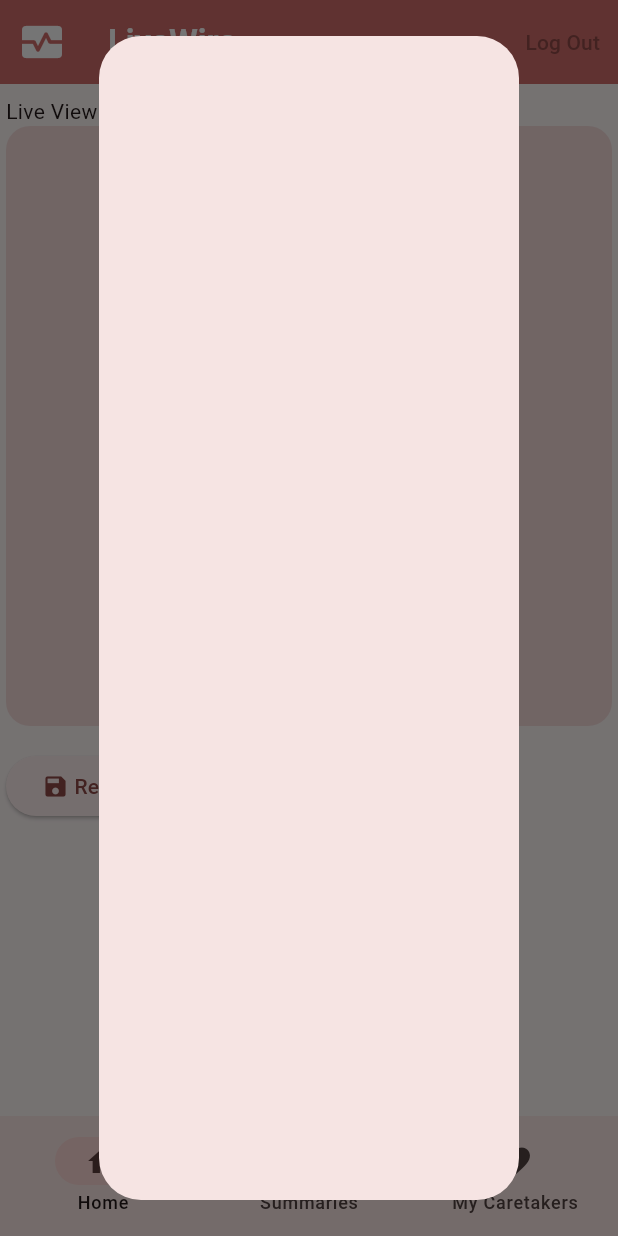
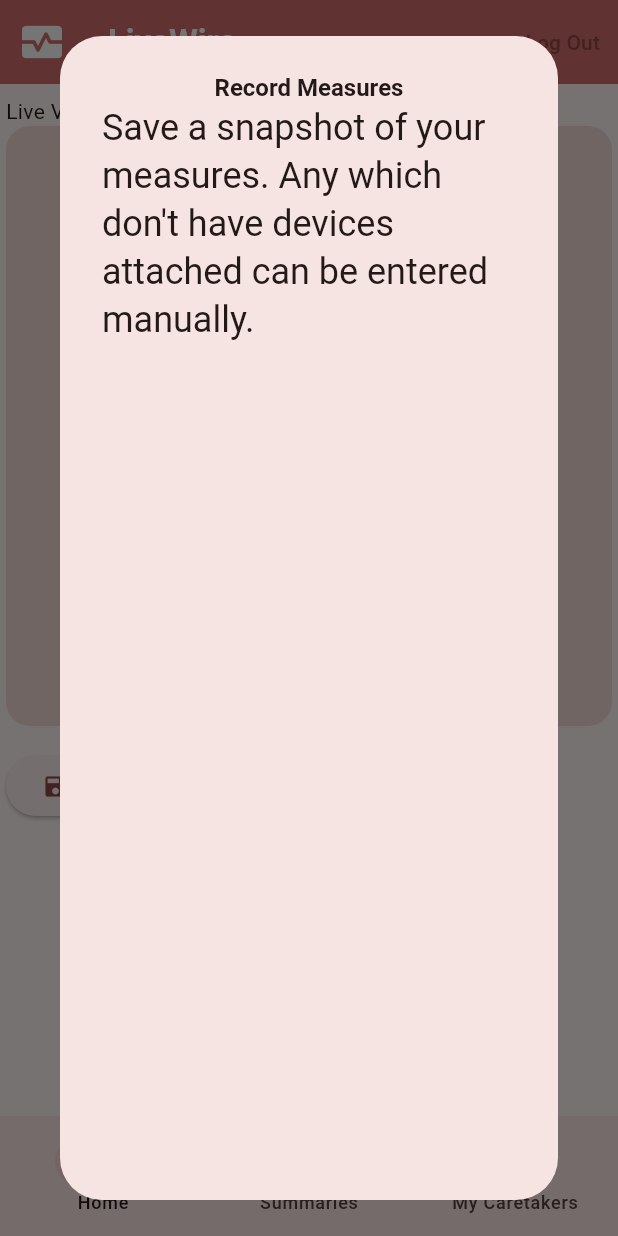
Before and after one commit to tycebrown/tiger-hacks-2026-tyce-brown, a Flutter app: the PersonalMainView screen opened directly, after a tap on "Record Measures", on a phone screen of 412 x 824 dp. Run offline on Flutter 3.47's test engine with Material 3 defaults, Android fonts, the phone set to English and light mode, and no system bars; our stand-ins replace fl_chart; accounts and stored records are empty.

Commit message:
finishing views, adding in start of live source/streaming code

```diff
--- a/tiger_hacks_frontend/lib/views/personal/personal_home_page.dart
+++ b/tiger_hacks_frontend/lib/views/personal/personal_home_page.dart
@@ -44,6 +44,20 @@ class _PersonalHomePageState extends State<PersonalHomePage> {
       context: context,
       builder: (ctx) => AlertDialog(
         actions: [],
+        title: Column(
+          children: [
+            Text(
+              "Record Measures",
+              style: TextStyle(fontSize: 16.0, fontWeight: FontWeight.bold),
+            ),
+            Padding(
+              padding: EdgeInsets.only(left: 4.0),
+              child: Text(
+                "Save a snapshot of your measures. Any which don't have devices attached can be entered manually.",
+              ),
+            ),
+          ],
+        ),
         content: ListView(children: []),
       ),
     );
--- a/tiger_hacks_frontend/pubspec.yaml
+++ b/tiger_hacks_frontend/pubspec.yaml
@@ -37,6 +37,8 @@ dependencies:
   provider: ^6.1.5+1
   http: ^1.6.0
   fl_chart: ^1.2.0
+  flutter_launcher_icons: ^0.14.4
+  shared_preferences: ^2.5.5
 
 dev_dependencies:
   flutter_test:
```
Also changed, not shown: tiger_hacks_frontend/lib/model/live_wire/live_source.dart (added, +21 -0 lines), tiger_hacks_frontend/lib/views/caretaker/caretaker_home_page.dart (added, +44 -0 lines), tiger_hacks_frontend/lib/views/caretaker/caretaker_main_view.dart (+2 -103 lines), tiger_hacks_frontend/lib/views/caretaker/caretaker_patient_view_page.dart (added, +64 -0 lines), tiger_hacks_frontend/pubspec.lock, 1 other file.
